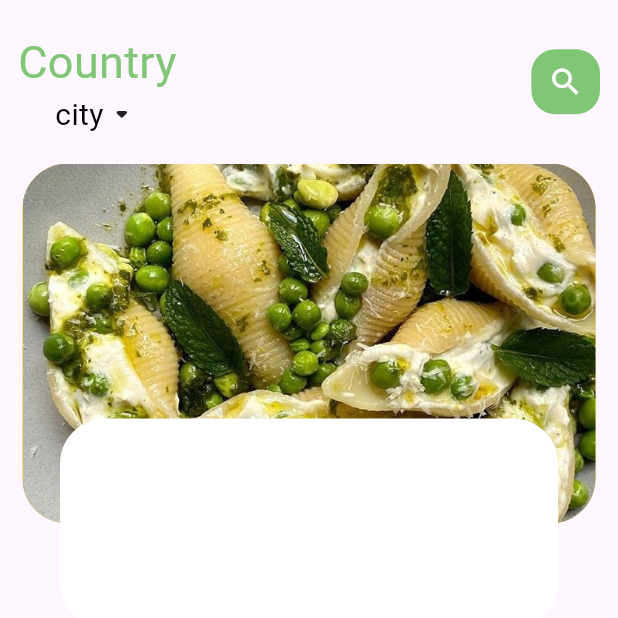
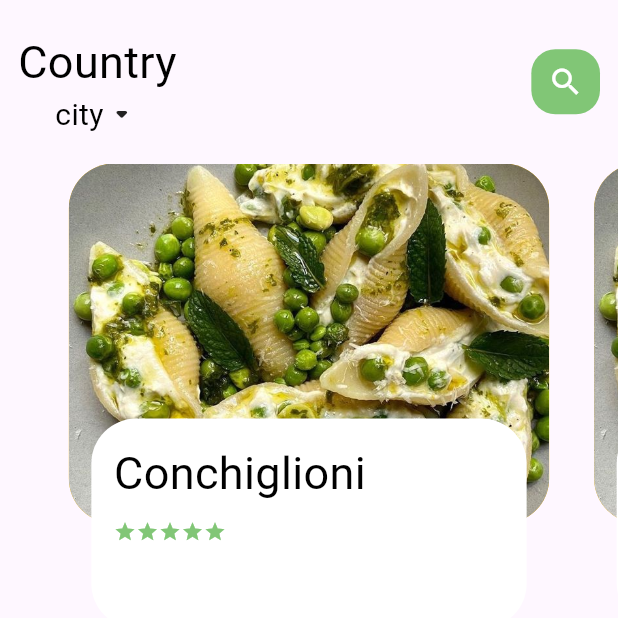
Before and after one commit to meriemDahil/Food_Delivery, a Flutter app: the screen it shows after launch, on a phone screen of 412 x 824 dp, the top half of it. Run offline on Flutter 3.47's test engine with Material 3 defaults, Android fonts, the phone set to English and light mode, and no system bars.

Commit message:
fill the stacked container

```diff
--- a/lib/presentation/screens/food_slider.dart
+++ b/lib/presentation/screens/food_slider.dart
@@ -1,6 +1,8 @@
 
 import 'package:flutter/material.dart';
 import 'package:flutter/widgets.dart';
+import 'package:food_delivery/utils/color.dart';
+import 'package:food_delivery/widget/text.dart';
 
 class FoodSlider extends StatefulWidget {
   const FoodSlider({super.key});
@@ -11,6 +13,8 @@ class FoodSlider extends StatefulWidget {
 }
 
 class _FoodSliderState extends State<FoodSlider> {
+ // PageView.builder has controller we are using it to show a littlebit of the previous and next pageview
+  PageController  pageController=PageController(viewportFraction: 0.85);
   @override
   Widget build(BuildContext context) {
     return  Container(
@@ -18,6 +22,7 @@ class _FoodSliderState extends State<FoodSlider> {
       //its necessary to add the height
       // color: Colors.deepPurple,
       child: PageView.builder(
+        controller: pageController,
         itemCount: 5,
         itemBuilder: (context, index) {
           return _buildPage(index);
@@ -49,12 +54,28 @@ class _FoodSliderState extends State<FoodSlider> {
           alignment: Alignment.bottomCenter,
           child: Container(
             height: 140,
-            margin: EdgeInsets.only(left: 40,right: 40,bottom: 10),
+            margin: EdgeInsets.only(left: 30,right: 30,bottom: 10),
             decoration: BoxDecoration(
               borderRadius: BorderRadius.circular(30),
               color: Colors.white,
+          ),
+          child: Container(
+            padding: EdgeInsets.only(top: 15,left: 15,right: 15),
+            child: Column(
+              crossAxisAlignment: CrossAxisAlignment.start,
+              children: [
+              BigText(text: 'Conchiglioni'),
+              SizedBox(height: 10,),
+              Row(
+                children: [
+                  Wrap(
+                    //List.generate is used to create list of children it takes a lengh and return a function which can be an widget
+                    children: List.generate(5, (index) =>Icon( Icons.star,color: AppColors.mainColor,size: 15,)),
+                  )
+                ],
+              )
 
-
+            ],),
           ),
 
           ),
--- a/lib/widget/text.dart
+++ b/lib/widget/text.dart
@@ -11,7 +11,7 @@ class BigText extends StatelessWidget {
   BigText({super.key ,
   required this.text,
   this.size=30.0,
-  this.color=const Color.fromARGB(255, 129, 198, 118),
+  this.color=const Color.fromARGB(255, 0, 0, 0),
   this.textOverflow=TextOverflow.ellipsis});
 
   @override
```
